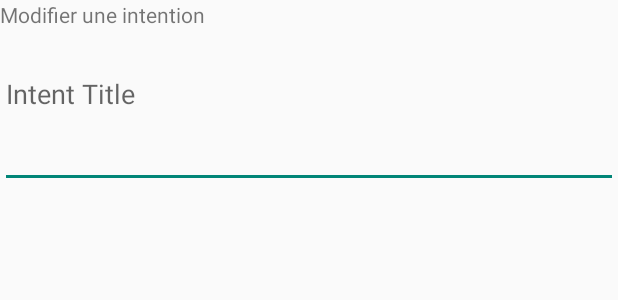
After one commit to Toflud/EasyLife, an Android app: the layout fragment_intent_editor.xml on its own in the app's theme, with its tools: preview values and no code run, on a phone screen of 412 x 824 dp. The commit adds this screen. Shown: the top 300 px of the screen. Run offline under Robolectric (Android 15) with nearby library versions, the phone set to English and light mode, and no system bars.

Commit message:
ADD Intent Editor fragment on intent title click

```diff
--- /dev/null
+++ b/app/src/main/res/layout/fragment_intent_editor.xml
@@ -0,0 +1,19 @@
+<FrameLayout xmlns:android="http://schemas.android.com/apk/res/android"
+    xmlns:tools="http://schemas.android.com/tools" android:layout_width="match_parent"
+    android:layout_height="match_parent" tools:context="com.ouiztiti.easylife.UserIntentEditorFragment"
+    android:background="@color/background_material_light">
+
+
+    <TextView android:layout_width="match_parent" android:layout_height="match_parent"
+        android:text="@string/hello_intent_editor_fragment" />
+
+    <EditText
+        android:layout_width="match_parent"
+        android:layout_height="125dp"
+        android:id="@+id/intentTitleInput"
+        android:layout_gravity="left|top"
+        android:inputType="text"
+        android:hint="@string/intentTitleInputHint" />
+
+
+</FrameLayout>
--- a/app/src/main/res/values/strings.xml
+++ b/app/src/main/res/values/strings.xml
@@ -14,5 +14,6 @@
     <string name="content_open_popup">Open Popup Menu</string>
 
 <!-- TODO: Remove or change this placeholder text -->
-    <string name="hello_blank_fragment">Hello blank fragment</string>
+    <string name="hello_intent_editor_fragment">Modifier une intention</string>
+    <string name="intentTitleInputHint">Intent Title</string>
 </resources>
```
Also changed, not shown: app/src/main/java/com/ouiztiti/easylife/MainActivity.java (+9 -1 lines), app/src/main/java/com/ouiztiti/easylife/PlaceholderFragment.java (+19 -0 lines), app/src/main/java/com/ouiztiti/easylife/PopupAdapter.java (added, +60 -0 lines), app/src/main/java/com/ouiztiti/easylife/UserIntentEditorFragment.java (added, +118 -0 lines).
